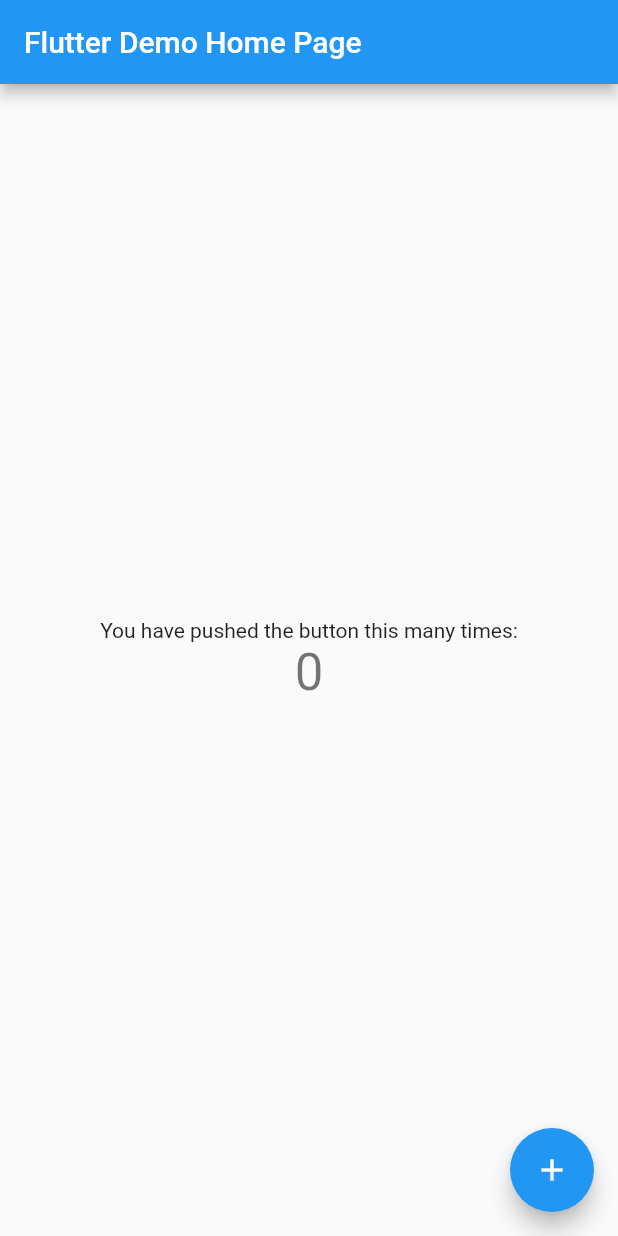
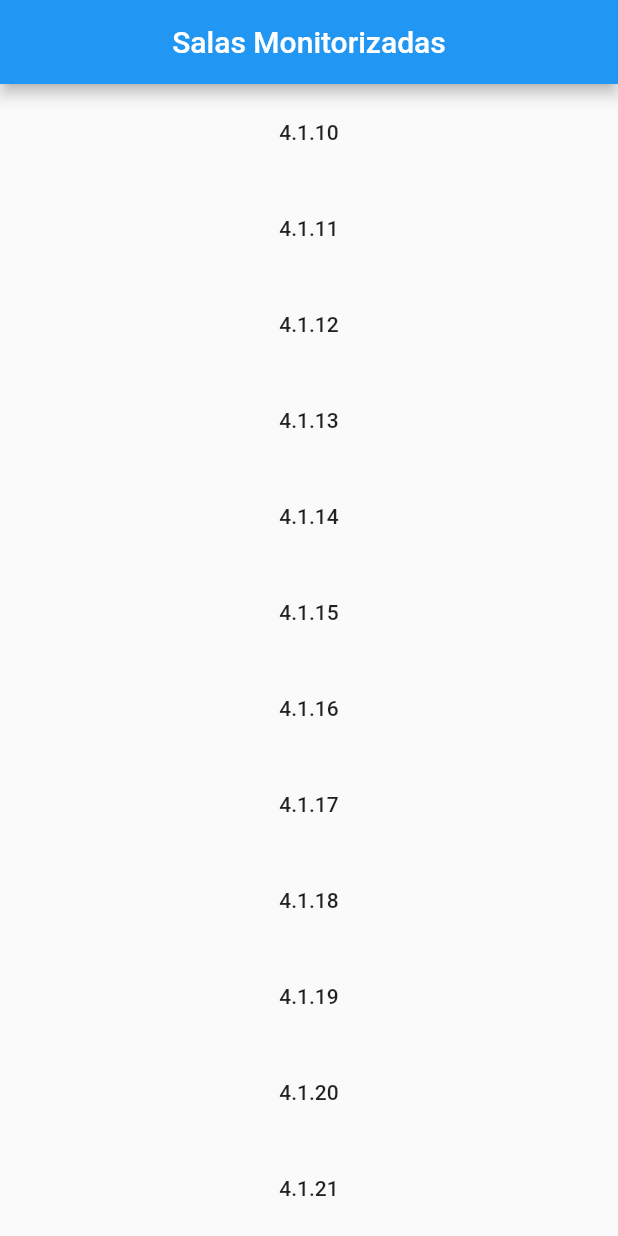
Before and after one commit to DETImotica/MobileApp, a Flutter app: the screen it shows after launch, on a phone screen of 412 x 824 dp. Run offline on Flutter 3.47's test engine with Material 2 defaults, Android fonts, the phone set to English and light mode, and no system bars.

Commit message:
basic pages for room list and room sensors; api communication tested

```diff
--- a/lib/main.dart
+++ b/lib/main.dart
@@ -1,111 +1,17 @@
+import 'package:deti_motica_app/page/list_page.dart';
 import 'package:flutter/material.dart';
 
-void main() => runApp(MyApp());
+void main() => runApp(DETIMotica());
 
-class MyApp extends StatelessWidget {
-  // This widget is the root of your application.
+class DETIMotica extends StatelessWidget {
   @override
   Widget build(BuildContext context) {
     return MaterialApp(
       title: 'Flutter Demo',
       theme: ThemeData(
-        // This is the theme of your application.
-        //
-        // Try running your application with "flutter run". You'll see the
-        // application has a blue toolbar. Then, without quitting the app, try
-        // changing the primarySwatch below to Colors.green and then invoke
-        // "hot reload" (press "r" in the console where you ran "flutter run",
-        // or simply save your changes to "hot reload" in a Flutter IDE).
-        // Notice that the counter didn't reset back to zero; the application
-        // is not restarted.
         primarySwatch: Colors.blue,
       ),
-      home: MyHomePage(title: 'Flutter Demo Home Page'),
+      home: RoomListPage()
     );
   }
 }
-
-class MyHomePage extends StatefulWidget {
-  MyHomePage({Key key, this.title}) : super(key: key);
-
-  // This widget is the home page of your application. It is stateful, meaning
-  // that it has a State object (defined below) that contains fields that affect
-  // how it looks.
-
-  // This class is the configuration for the state. It holds the values (in this
-  // case the title) provided by the parent (in this case the App widget) and
-  // used by the build method of the State. Fields in a Widget subclass are
-  // always marked "final".
-
-  final String title;
-
-  @override
-  _MyHomePageState createState() => _MyHomePageState();
-}
-
-class _MyHomePageState extends State<MyHomePage> {
-  int _counter = 0;
-
-  void _incrementCounter() {
-    setState(() {
-      // This call to setState tells the Flutter framework that something has
-      // changed in this State, which causes it to rerun the build method below
-      // so that the display can reflect the updated values. If we changed
-      // _counter without calling setState(), then the build method would not be
-      // called again, and so nothing would appear to happen.
-      _counter++;
-    });
-  }
-
-  @override
-  Widget build(BuildContext context) {
-    // This method is rerun every time setState is called, for instance as done
-    // by the _incrementCounter method above.
-    //
-    // The Flutter framework has been optimized to make rerunning build methods
-    // fast, so that you can just rebuild anything that needs updating rather
-    // than having to individually change instances of widgets.
-    return Scaffold(
-      appBar: AppBar(
-        // Here we take the value from the MyHomePage object that was created by
-        // the App.build method, and use it to set our appbar title.
-        title: Text(widget.title),
-      ),
-      body: Center(
-        // Center is a layout widget. It takes a single child and positions it
-        // in the middle of the parent.
-        child: Column(
-          // Column is also a layout widget. It takes a list of children and
-          // arranges them vertically. By default, it sizes itself to fit its
-          // children horizontally, and tries to be as tall as its parent.
-          //
-          // Invoke "debug painting" (press "p" in the console, choose the
-          // "Toggle Debug Paint" action from the Flutter Inspector in Android
-          // Studio, or the "Toggle Debug Paint" command in Visual Studio Code)
-          // to see the wireframe for each widget.
-          //
-          // Column has various properties to control how it sizes itself and
-          // how it positions its children. Here we use mainAxisAlignment to
-          // center the children vertically; the main axis here is the vertical
-          // axis because Columns are vertical (the cross axis would be
-          // horizontal).
-          mainAxisAlignment: MainAxisAlignment.center,
-          children: <Widget>[
-            Text(
-              'You have pushed the button this many times:',
-            ),
-            Text(
-              '$_counter',
-              style: Theme.of(context).textTheme.display1,
-            ),
-          ],
-        ),
-      ),
-      floatingActionButton: FloatingActionButton(
-        onPressed: _incrementCounter,
-        tooltip: 'Increment',
-        child: Icon(Icons.add),
-      ), // This trailing comma makes auto-formatting nicer for build methods.
-    );
-  }
-}
--- /dev/null
+++ b/lib/page/list_page.dart
@@ -0,0 +1,45 @@
+import 'package:deti_motica_app/page/room_page.dart';
+import 'package:deti_motica_app/src/import.dart';
+import 'package:flutter/material.dart';
+
+List<RoomBr> roomList;
+
+class RoomListPage extends StatelessWidget {
+
+  RoomListPage() {
+    roomList=List();
+  }
+
+  @override
+  Widget build(BuildContext context) {
+    return Scaffold(
+        appBar: AppBar(
+          title: Text("Salas Monitorizadas"),
+          centerTitle: true,
+        ),
+        body: ListView(
+          children: _buildRoomList(context)
+        )
+    );
+  }
+
+  List<Widget> _buildRoomList(BuildContext context) {
+    //TODO retrieve room list from api
+    List<Widget> list=List();
+
+    for (var i=0;i<20;i++) {
+      RoomBr room=RoomBr(4,1,10+i);
+      roomList.add(room);
+      list.add(Container(
+        padding: EdgeInsets.all(8),
+        child: FlatButton(
+          child: Text("${room.dept}.${room.floor}.${room.num}"),
+          onPressed: () {
+            Navigator.push(context,MaterialPageRoute(builder: (context) => RoomPage(room.roomInfo())));
+          },
+        )
+      ));
+    }
+    return list;
+  }
+}
--- /dev/null
+++ b/lib/src/import.dart
@@ -0,0 +1,2 @@
+export "room.dart";
+export "room_brief.dart";
--- /dev/null
+++ b/lib/src/room.dart
@@ -0,0 +1,29 @@
+import "package:deti_motica_app/src/metric.dart";
+
+class Room {
+
+  Map<String, Metric> _metrics;
+  int dept;
+  int floor;
+  int num;
+
+
+  Room(Map<String,String> sensorIDs, this.dept, this.floor, this.num) {
+    _metrics=new Map();
+    for (String metric in sensorIDs.keys) _metrics[metric]=new Metric(sensorIDs[metric],metric);
+    //update();
+  }
+
+  bool hasMetric(String metric) => _metrics.containsKey(metric);
+
+  dynamic getValue(String metric) => _metrics[metric].value;
+
+  int getNumSensors() => _metrics.length;
+
+  Iterable<String> getMetrics() => _metrics.keys;
+
+  void update() {
+    for (String metric in _metrics.keys) _metrics[metric].update();
+  }
+
+}
--- /dev/null
+++ b/lib/src/room_brief.dart
@@ -0,0 +1,19 @@
+import 'package:deti_motica_app/src/import.dart';
+
+class RoomBr {
+  int dept;
+  int floor;
+  int num;
+
+  RoomBr(this.dept, this.floor, this.num);
+
+  Room roomInfo() {
+    return Room(
+      {
+        "temp":"ID1",
+        "humidity":"ID2",
+      },
+      dept,floor,num
+    );
+  }
+}
--- a/pubspec.yaml
+++ b/pubspec.yaml
@@ -19,6 +19,7 @@
 dependencies:
   flutter:
     sdk: flutter
+  http: ^0.12.0+2
 
   # The following adds the Cupertino Icons font to your application.
   # Use with the CupertinoIcons class for iOS style icons.
```
Also changed, not shown: lib/page/room_page.dart (added, +64 -0 lines), lib/src/metric.dart (added, +27 -0 lines), pubspec.lock, 2 other files.
